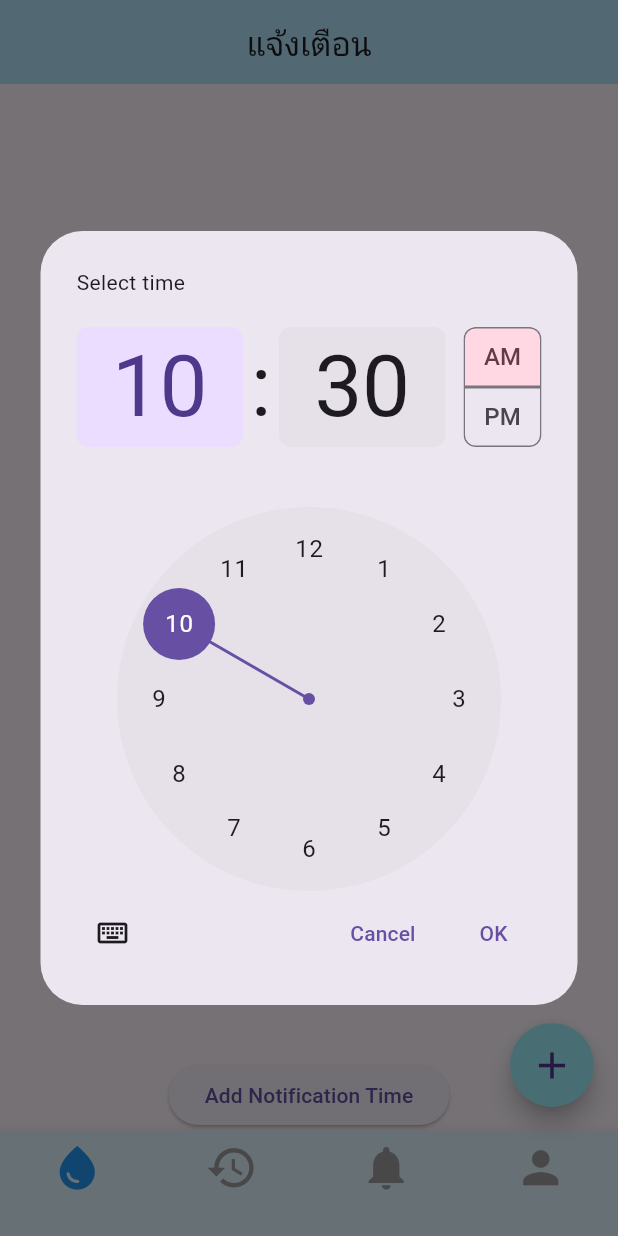
After one commit to 64160056/Project_app, a Flutter app: the WaterTrack screen opened by its route, item 3 of the bottom bar chosen, after a tap on the "add" icon, on a phone screen of 412 x 824 dp. The commit adds this screen. Run offline on Flutter 3.47's test engine with Material 3 defaults, Android fonts, the phone set to English and light mode, and no system bars; our stand-ins replace cloud_firestore, firebase_core, flutter_local_notifications, get, timezone; accounts and stored records are empty.

Commit message:
create Notiview

```diff
--- a/water_tracking_app/lib/app/modules/home/controllers/water_controller.dart
+++ b/water_tracking_app/lib/app/modules/home/controllers/water_controller.dart
@@ -1,5 +1,5 @@
 import 'package:get/get.dart';
-import 'package:water_tracking_app/app/service/water_data_service.dart';// นำเข้าบริการน้ำ
+import 'package:water_tracking_app/app/modules/home/services/water_data_service.dart';// นำเข้าบริการน้ำ
 
 class WaterController extends GetxController {
   final WaterDataService waterDataService = WaterDataService();
--- /dev/null
+++ b/water_tracking_app/lib/app/modules/home/views/Noti_view.dart
@@ -0,0 +1,232 @@
+import 'package:flutter/material.dart';
+import 'package:get/get.dart';
+import 'package:water_tracking_app/app/modules/home/services/notification_service.dart';
+import 'package:water_tracking_app/app/modules/home/views/profile_view.dart';
+import 'package:water_tracking_app/app/modules/home/views/water_track.dart';
+
+class NotiView extends StatelessWidget {
+  final NotificationService notificationService = NotificationService();
+
+  @override
+  Widget build(BuildContext context) {
+    return MaterialApp(
+      home: Scaffold(
+        appBar: AppBar(
+          title: Text('แจ้งเตือน'),
+          backgroundColor: Colors.lightBlue[100],
+          centerTitle: true,
+        ),
+        body: NotificationPage(notificationService: notificationService),
+        floatingActionButton: FloatingActionButton(
+          onPressed: () async {
+            TimeOfDay? pickedTime = await showTimePicker(
+              context: context,
+              initialTime: TimeOfDay.now(),
+            );
+
+            if (pickedTime != null) {
+              DateTime now = DateTime.now();
+              DateTime scheduledTime = DateTime(
+                now.year,
+                now.month,
+                now.day,
+                pickedTime.hour,
+                pickedTime.minute,
+              );
+
+              await notificationService.scheduleNotification(
+                scheduledTime,
+                'แจ้งเตือนดื่มน้ำ',
+                'ได้เวลาที่ตั้งไว้แล้ว โปรดดื่มน้ำ',
+              );
+
+              print('Scheduled at: $scheduledTime');
+            }
+          },
+          backgroundColor: const Color.fromARGB(255, 158, 240, 253),
+          child: Icon(
+            Icons.add,
+            size: 30,
+          ),
+          shape: RoundedRectangleBorder(
+            borderRadius: BorderRadius.circular(50),
+          ),
+        ),
+        bottomNavigationBar: BottomNavigationBar(
+          type: BottomNavigationBarType.fixed,
+          backgroundColor: Colors.lightBlue[50],
+          iconSize: 35,
+          selectedItemColor: Colors.blue,
+          unselectedItemColor: Colors.grey,
+          onTap: (index) {
+            if (index == 0) {
+              Get.to(() => WaterTrack());
+            } else if (index == 1) {
+              // Handle history page
+            } else if (index == 2) {
+              Get.to(() => NotiView());
+            } else if (index == 3) {
+              Get.to(() => ProfileView());
+            }
+          },
+          items: [
+            BottomNavigationBarItem(
+              icon: Icon(Icons.water_drop),
+              label: '',
+            ),
+            BottomNavigationBarItem(
+              icon: Icon(Icons.history),
+              label: '',
+            ),
+            BottomNavigationBarItem(
+              icon: Icon(Icons.notifications),
+              label: '',
+            ),
+            BottomNavigationBarItem(
+              icon: Icon(Icons.person),
+              label: '',
+            ),
+          ],
+        ),
+      ),
+    );
+  }
+}
+
+class Notification {
+  TimeOfDay time;
+  bool isEnabled;
+
+  Notification({required this.time, this.isEnabled = false});
+}
+
+class NotificationPage extends StatefulWidget {
+  final NotificationService notificationService;
+
+  NotificationPage({required this.notificationService});
+
+  @override
+  _NotificationPageState createState() => _NotificationPageState();
+}
+
+class _NotificationPageState extends State<NotificationPage> {
+  List<Notification> notifications = [];
+
+  void toggleSwitch(bool value, int index) {
+    setState(() {
+      notifications[index].isEnabled = value;
+    });
+
+    if (value) {
+      DateTime now = DateTime.now();
+      DateTime scheduledTime = DateTime(
+        now.year,
+        now.month,
+        now.day,
+        notifications[index].time.hour,
+        notifications[index].time.minute,
+      );
+
+      widget.notificationService.scheduleNotification(
+        scheduledTime,
+        'แจ้งเตือนดื่มน้ำ',
+        'ได้เวลาที่ตั้งไว้แล้ว โปรดดื่มน้ำ',
+      );
+    } else {
+      // Here you can implement logic to cancel the notification
+    }
+  }
+
+  Future<void> selectTime() async {
+    TimeOfDay? pickedTime = await showTimePicker(
+      context: context,
+      initialTime: TimeOfDay.now(),
+    );
+
+    if (pickedTime != null) {
+      setState(() {
+        notifications.add(Notification(time: pickedTime)); // Add new notification
+      });
+    }
+  }
+
+  void deleteNotification(int index) {
+    setState(() {
+      notifications.removeAt(index); // Remove the notification
+    });
+  }
+
+  @override
+  Widget build(BuildContext context) {
+    return Column(
+      children: [
+        Expanded(
+          child: ListView.builder(
+            padding: EdgeInsets.all(16.0),
+            itemCount: notifications.length,
+            itemBuilder: (context, index) {
+              return Dismissible(
+                key: Key(notifications[index].time.toString()),
+                onDismissed: (direction) {
+                  deleteNotification(index);
+                  ScaffoldMessenger.of(context).showSnackBar(
+                    SnackBar(content: Text('Deleted Notification')),
+                  );
+                },
+                background: Container(color: Colors.red),
+                child: NotificationTile(
+                  time: notifications[index].time.format(context),
+                  value: notifications[index].isEnabled,
+                  onChanged: (bool newValue) {
+                    toggleSwitch(newValue, index);
+                  },
+                ),
+              );
+            },
+          ),
+        ),
+        ElevatedButton(
+          onPressed: selectTime, // Trigger selectTime when the button is pressed
+          child: Text('Add Notification Time'),
+        ),
+      ],
+    );
+  }
+}
+
+class NotificationTile extends StatelessWidget {
+  final String time;
+  final bool value;
+  final Function(bool) onChanged;
+
+  NotificationTile({
+    required this.time,
+    required this.value,
+    required this.onChanged,
+  });
+
+  @override
+  Widget build(BuildContext context) {
+    return Container(
+      margin: EdgeInsets.only(bottom: 16.0),
+      padding: EdgeInsets.symmetric(vertical: 16.0, horizontal: 16.0),
+      decoration: BoxDecoration(
+        color: Colors.lightBlue[50],
+        borderRadius: BorderRadius.circular(10),
+      ),
+      child: Row(
+        mainAxisAlignment: MainAxisAlignment.spaceBetween,
+        children: [
+          Text(
+            time,
+            style: TextStyle(fontSize: 18),
+          ),
+          Switch(
+            value: value,
+            onChanged: onChanged,
+          ),
+        ],
+      ),
+    );
+  }
+}
--- a/water_tracking_app/lib/app/modules/home/views/water_track.dart
+++ b/water_tracking_app/lib/app/modules/home/views/water_track.dart
@@ -1,6 +1,7 @@
 import 'package:flutter/material.dart';
 import 'package:get/get.dart';
 import 'package:water_tracking_app/app/modules/home/controllers/water_controller.dart';
+import 'package:water_tracking_app/app/modules/home/views/Noti_view.dart';
 import 'dart:math' as math;
 
 import 'package:water_tracking_app/app/modules/home/views/add_weter.dart';
@@ -74,7 +75,8 @@ class _WaterTrackState extends State<WaterTrack>
                       borderRadius: BorderRadius.circular(100), // ทำให้เป็นวงรี
                       child: ClipPath(
                         clipper: WaterClipper(
-                            progress: waterController.waterAmount.value / maxWaterLevel),
+                            progress: waterController.waterAmount.value /
+                                maxWaterLevel),
                         child: AnimatedBuilder(
                           animation: _controller,
                           builder: (context, child) {
@@ -91,7 +93,10 @@ class _WaterTrackState extends State<WaterTrack>
                       ),
                     ),
                     Positioned(
-                      top: 420 - (400 * (waterController.waterAmount.value / maxWaterLevel)),
+                      top: 420 -
+                          (400 *
+                              (waterController.waterAmount.value /
+                                  maxWaterLevel)),
                       child: Text(
                         '${(waterController.waterAmount.value / maxWaterLevel * 100).toInt()}%',
                         style: TextStyle(
@@ -157,6 +162,15 @@ class _WaterTrackState extends State<WaterTrack>
         iconSize: 35,
         selectedItemColor: Colors.blue,
         unselectedItemColor: Colors.grey,
+        onTap: (index) {
+          if (index == 0){
+            Get.to(() => WaterTrack());
+          }
+          if (index == 2) {
+            // สมมติว่าตำแหน่งที่ 2 คือหน้าการแจ้งเตือน
+            Get.to(() => NotiView());
+          }
+        },
         items: [
           BottomNavigationBarItem(
             icon: Icon(Icons.water_drop),
--- a/water_tracking_app/lib/app/routes/app_routes.dart
+++ b/water_tracking_app/lib/app/routes/app_routes.dart
@@ -11,7 +11,7 @@ abstract class _Paths {
   static const HOME = '/home';
   static const INFO = '/info';
   static const PROFILE = '/profile';
-  static const WaterTrack = '/water_track';
-  static const AddWeter = '/add_water';
-
+  static const WATERTRACK = '/water_track';
+  static const ADDWATER = '/add_water';
+  static const NOTIFICATION = '/notification';
 }
--- a/water_tracking_app/lib/main.dart
+++ b/water_tracking_app/lib/main.dart
@@ -1,7 +1,7 @@
 import 'package:firebase_core/firebase_core.dart';
 import 'package:flutter/material.dart';
 import 'package:get/get.dart';
-
+import 'app/modules/home/services/notification_service.dart';
 import 'app/routes/app_pages.dart';
 
 const FirebaseOptions firebaseOptions = FirebaseOptions(
--- a/water_tracking_app/pubspec.yaml
+++ b/water_tracking_app/pubspec.yaml
@@ -15,6 +15,7 @@ dependencies:
   firebase_storage: ^12.3.2
   firebase_auth: ^5.3.1 # ใช้สำหรับ Authentication
   firebase_ui_auth: ^1.16.0
+  flutter_local_notifications: ^17.2.3
 
 dev_dependencies:
   flutter_test:
```
Also changed, not shown: water_tracking_app/lib/app/modules/home/services/notification_service.dart (added, +51 -0 lines), water_tracking_app/lib/app/routes/app_pages.dart (+9 -3 lines), water_tracking_app/assets/Noti_moc.png (added), water_tracking_app/lib/app/modules/home/services/water_data_service.dart (renamed from water_tracking_app/lib/app/service/water_data_service.dart), water_tracking_app/pubspec.lock, 1 other file.
